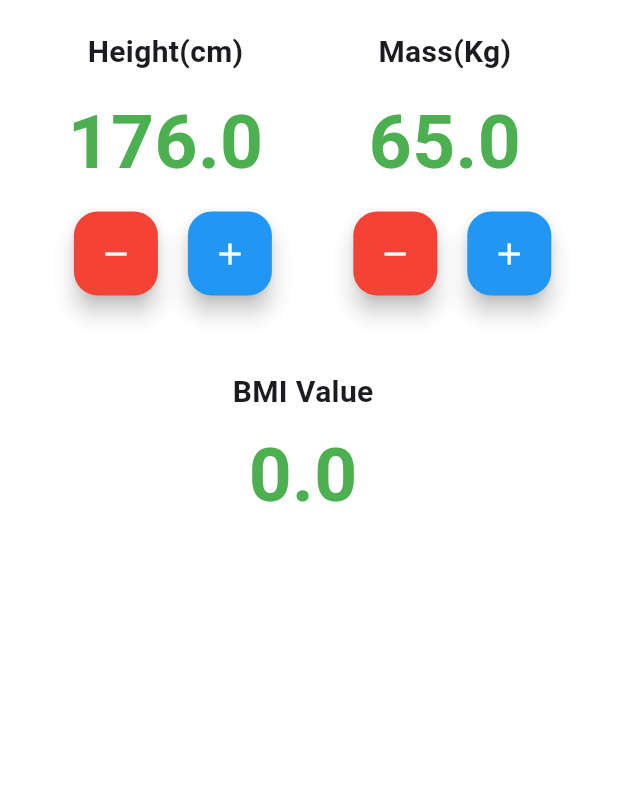
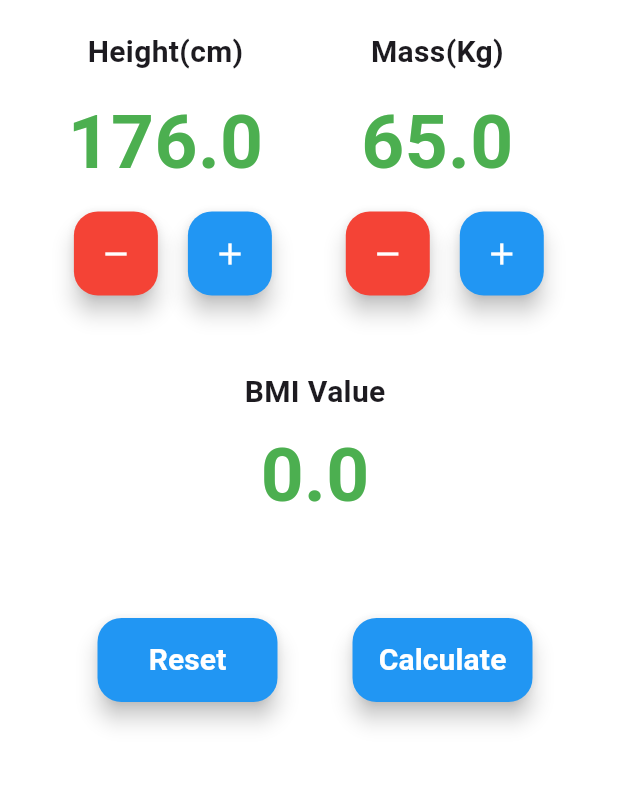
Before and after one commit to Tharindu-Nimsara/Flutter_BMI_Cal, a Flutter app: the screen it shows after launch, on a phone screen of 412 x 824 dp, the part 84-872 px from its top. Run offline on Flutter 3.47's test engine with Material 3 defaults, Android fonts, the phone set to English and light mode, and no system bars.

Commit message:
All features done✅

```diff
--- a/lib/main_page.dart
+++ b/lib/main_page.dart
@@ -86,7 +86,7 @@ class _MainPageState extends State<MainPage> {
                       ),
                     ),
                     Padding(
-                      padding: const EdgeInsets.only(left: 50.0),
+                      padding: const EdgeInsets.only(left: 45.0),
                       child: Column(
                         //Height
                         children: [
@@ -147,7 +147,7 @@ class _MainPageState extends State<MainPage> {
                   children: [
                     Center(
                       child: Padding(
-                        padding: const EdgeInsets.only(left: 135.0, top: 50),
+                        padding: EdgeInsets.only(left: 45.0, top: 50),
                         child: Column(
                           children: [
                             Padding(
@@ -159,18 +159,57 @@ class _MainPageState extends State<MainPage> {
                               ),
                             ),
                             Text(
-                              bmi.toString(),
+                              bmi.toStringAsFixed(1),
                               style: TextStyle(
                                   fontSize: 50,
                                   fontWeight: FontWeight.bold,
                                   color: kNumberColor1),
                             ),
-                            Text(
+                            Padding(
+                              padding: const EdgeInsets.only(bottom: 30.0),
+                              child: Text(
                                 comment,
                                 style: TextStyle(
                                     fontSize: 20,
                                     fontWeight: FontWeight.bold,
-                                  color: kNumberColor1),
+                                    color: commentColor),
+                              ),
+                            ),
+                            Row(
+                              children: [
+                                //reset
+                                SizedBox(
+                                  width: 120,
+                                  child: FloatingActionButton(
+                                    onPressed: reset,
+                                    backgroundColor: Colors.blue,
+                                    child: Text(
+                                      "Reset",
+                                      style: TextStyle(
+                                          fontSize: 20,
+                                          color: Colors.white,
+                                          fontWeight: FontWeight.bold),
+                                    ),
+                                  ),
+                                ),
+                                SizedBox(
+                                  width: 50,
+                                ),
+                                SizedBox(
+                                  width: 120,
+                                  child: FloatingActionButton(
+                                    onPressed: cal,
+                                    backgroundColor: Colors.blue,
+                                    child: Text(
+                                      "Calculate",
+                                      style: TextStyle(
+                                          fontSize: 20,
+                                          color: Colors.white,
+                                          fontWeight: FontWeight.bold),
+                                    ),
+                                  ),
+                                ),
+                              ],
                             )
                           ],
                         ),
@@ -188,32 +227,41 @@ class _MainPageState extends State<MainPage> {
   double mass = 65;
   double bmi = 0;
   String comment = "";
+  Color commentColor = Colors.white;
 
   void onHeightMinus() {
     print("H minus");
     setState(() {
+      if (1 < height) {
         height--;
+      }
     });
   }
 
   void onHeightPlus() {
     print("H plus");
     setState(() {
-      height--;
+      if (height < 250) {
+        height++;
+      }
     });
   }
 
   void onMassMinus() {
     print("M minus");
     setState(() {
+      if (1 < mass) {
         mass--;
+      }
     });
   }
 
   void onMassPlus() {
     print("M plus");
     setState(() {
+      if (mass < 200) {
         mass++;
+      }
     });
   }
 
@@ -222,8 +270,30 @@ class _MainPageState extends State<MainPage> {
     setState(() {
       height = 176;
       mass = 65;
+      bmi = 21;
+      commentColor = Colors.white;
     });
   }
 
-  void cal() {}
+  void cal() {
+    print("calculating");
+    setState(() {
+      double heightInM = height / 100;
+      bmi = mass / (heightInM * heightInM);
+
+      if (bmi < 18.5) {
+        commentColor = kUnderWeight;
+        comment = "Under Weight";
+      } else if (bmi < 24.9) {
+        commentColor = kNormalWeight;
+        comment = "Normal Weight";
+      } else if (bmi < 29.9) {
+        commentColor = kOverWeight;
+        comment = "Over Weight";
+      } else {
+        commentColor = kObeseWeight;
+        comment = "Obese";
       }
+    });
+  }
+}
```
Lines whose indentation alone changed are shown as unchanged.
